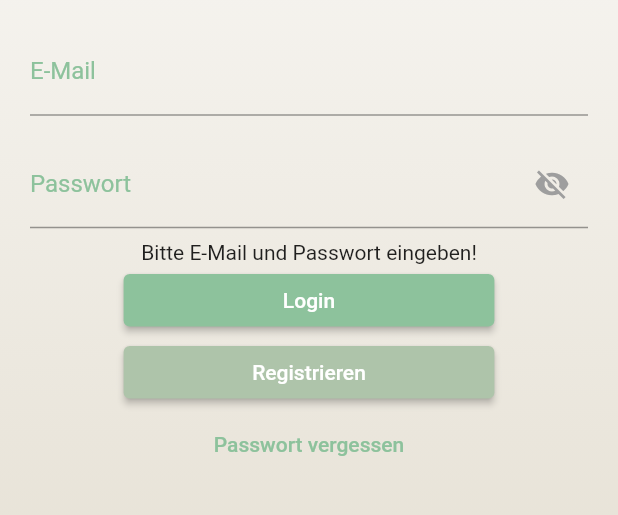
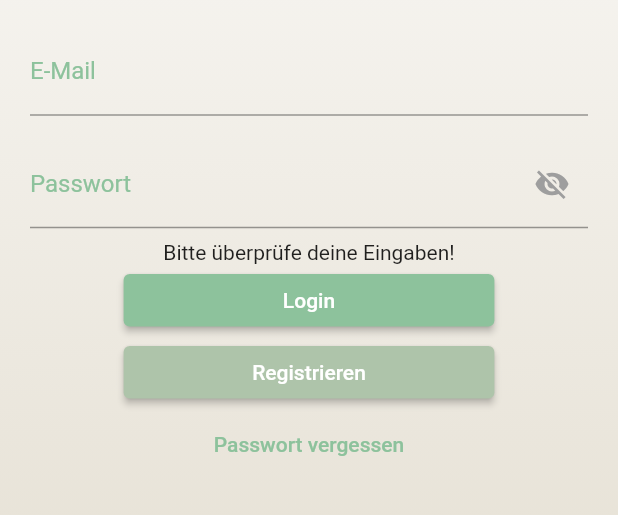
Before and after one commit to tenbuschs/tenki, a Flutter app: the screen it shows after launch, scrolled down 56 dp, after a tap on "Login", on a phone screen of 412 x 824 dp, the part 449-964 px from its top. Run offline on Flutter 3.47's test engine with Material 2 defaults, Android fonts, the phone set to English and light mode, and no system bars; our stand-ins replace camera, cloud_firestore, firebase_auth, firebase_core; missing offline and left inert: flutter_barcode_scanner; accounts and stored records are empty; network calls fail.

Commit message:
login nötig um app zu bedienen, kein entkommen von der Login Page.

```diff
--- a/lib/login_register_page.dart
+++ b/lib/login_register_page.dart
@@ -142,9 +142,22 @@ class _LoginPageState extends State<LoginPage> {
         password: _controllerPassword.text,
       );
       if (userCredential.user != null) {
+        if (userCredential.user!.emailVerified) {
           Navigator.of(context).pushReplacement(
-          MaterialPageRoute(builder: (context) => VerifyPage()),
+            MaterialPageRoute(builder: (context) => TenkiHomePage()),
           );
+        } else {
+          ScaffoldMessenger.of(context).showSnackBar(
+            SnackBar(
+              content: Text(
+                'Bitte bestätige deine E-Mail-Adresse, wir haben dir eine Mail dazu geschickt.',
+              ),
+              duration: Duration(seconds: 5),
+            ),
+          );
+          // Send verification email again
+          userCredential.user!.sendEmailVerification();
+        }
       }
     } on FirebaseAuthException catch (e) {
       setState(() {
@@ -152,6 +165,7 @@ class _LoginPageState extends State<LoginPage> {
       });
     }
   }
+
 
   Future<void> createUserWithEmailAndPassword() async {
     try {
@@ -176,7 +190,10 @@ class _LoginPageState extends State<LoginPage> {
 
   Widget _loginButton() {
     return Container(
-      width: MediaQuery.of(context).size.width * 0.6,
+      width: MediaQuery
+          .of(context)
+          .size
+          .width * 0.6,
       child: ElevatedButton(
         onPressed: signInWithEmailAndPassword,
         child: Text(
@@ -192,7 +209,6 @@ class _LoginPageState extends State<LoginPage> {
       ),
     );
   }
-
 
 
   Widget _title() {
@@ -242,7 +258,7 @@ class _LoginPageState extends State<LoginPage> {
 
   Widget _errormessage() {
     return Text(
-        errorMessage == '' ? '' : 'Bitte E-Mail und Passwort eingeben!');
+        errorMessage == '' ? '' : 'Bitte überprüfe deine Eingaben!');
   }
 
   Widget _loginText() {
@@ -261,7 +277,10 @@ class _LoginPageState extends State<LoginPage> {
 
   Widget _submitButton() {
     return Container(
-      width: MediaQuery.of(context).size.width * 0.6,
+      width: MediaQuery
+          .of(context)
+          .size
+          .width * 0.6,
       child: ElevatedButton(
         onPressed: isLogin
             ? signInWithEmailAndPassword
@@ -282,7 +301,10 @@ class _LoginPageState extends State<LoginPage> {
 
   Widget _registerButton() {
     return Container(
-      width: MediaQuery.of(context).size.width * 0.6,
+      width: MediaQuery
+          .of(context)
+          .size
+          .width * 0.6,
       child: ElevatedButton(
         onPressed: () {
           Navigator.push(
@@ -310,10 +332,12 @@ class _LoginPageState extends State<LoginPage> {
 
 
   @override
-
   Widget _forgotPasswordButton() {
     return Container(
-      width: MediaQuery.of(context).size.width * 0.6,
+      width: MediaQuery
+          .of(context)
+          .size
+          .width * 0.6,
       child: TextButton(
         onPressed: () {
           showDialog(
@@ -340,11 +364,16 @@ class _LoginPageState extends State<LoginPage> {
 
   @override
   Widget build(BuildContext context) {
-    return Scaffold(
+    return WillPopScope(
+      onWillPop: () async => false,
+      child: Scaffold(
         appBar: AppBars.loginAppBar('TENKI Login', context),
         body: SingleChildScrollView(
           child: Container(
-          height: MediaQuery.of(context).size.height,
+            height: MediaQuery
+                .of(context)
+                .size
+                .height,
             decoration: BoxDecoration(
               gradient: LinearGradient(
                 colors: [Color(0xFFE2DCCE), Color(0xFFFFFFFF)],
@@ -361,7 +390,8 @@ class _LoginPageState extends State<LoginPage> {
                 children: <Widget>[
                   _loginText(),
                   _entryField('E-Mail', _controllerEmail),
-                _entryField('Passwort', _controllerPassword, isPassword: true),
+                  _entryField(
+                      'Passwort', _controllerPassword, isPassword: true),
                   _errormessage(),
                   _submitButton(),
                   _loginOrRegisterButton(),
@@ -371,6 +401,7 @@ class _LoginPageState extends State<LoginPage> {
             ),
           ),
         ),
+      ),
     );
   }
 }
--- a/lib/logout_page.dart
+++ b/lib/logout_page.dart
@@ -7,16 +7,18 @@ import 'login_register_page.dart';
 
 class LogoutPage extends StatelessWidget {
   LogoutPage({Key? key}) : super(key: key);
-
   final User? user = Auth().currentUser;
 
   Future<void> signOut(BuildContext context) async {
     await Auth().signOut();
-    Navigator.pushReplacement(
+    Navigator.pushAndRemoveUntil(
       context,
       MaterialPageRoute(builder: (context) => LoginPage()),
+          (route) => false,
     );
+
   }
+
 
 
   Widget _confirmationMessage() {
--- a/lib/widget_tree.dart
+++ b/lib/widget_tree.dart
@@ -2,13 +2,14 @@ import 'package:tenki/login_register_page.dart';
 import 'package:flutter/material.dart';
 import 'package:tenki/auth.dart';
 import 'package:tenki/homepage.dart';
+import 'package:firebase_auth/firebase_auth.dart';
+import 'verify.dart';
 
+class WidgetTree extends StatefulWidget {
+  const WidgetTree({Key? key}) : super(key: key);
 
-class WidgetTree extends StatefulWidget{
-  const WidgetTree({Key? key}): super(key:key);
   @override
   State<WidgetTree> createState() => _WidgetTreeState();
-
 }
 
 class _WidgetTreeState extends State<WidgetTree> {
@@ -18,8 +19,13 @@ class _WidgetTreeState extends State<WidgetTree> {
       stream: Auth().authStateChanges,
       builder: (context, snapshot) {
         if (snapshot.hasData) {
-          return TenkiHomePage();
-        } else{
+          User? user = FirebaseAuth.instance.currentUser;
+          if (user != null && user.emailVerified) {
+            return TenkiHomePage();
+          } else {
+            return VerifyPage();
+          }
+        } else {
           return LoginPage();
         }
       },
```
Lines whose indentation alone changed are shown as unchanged.
